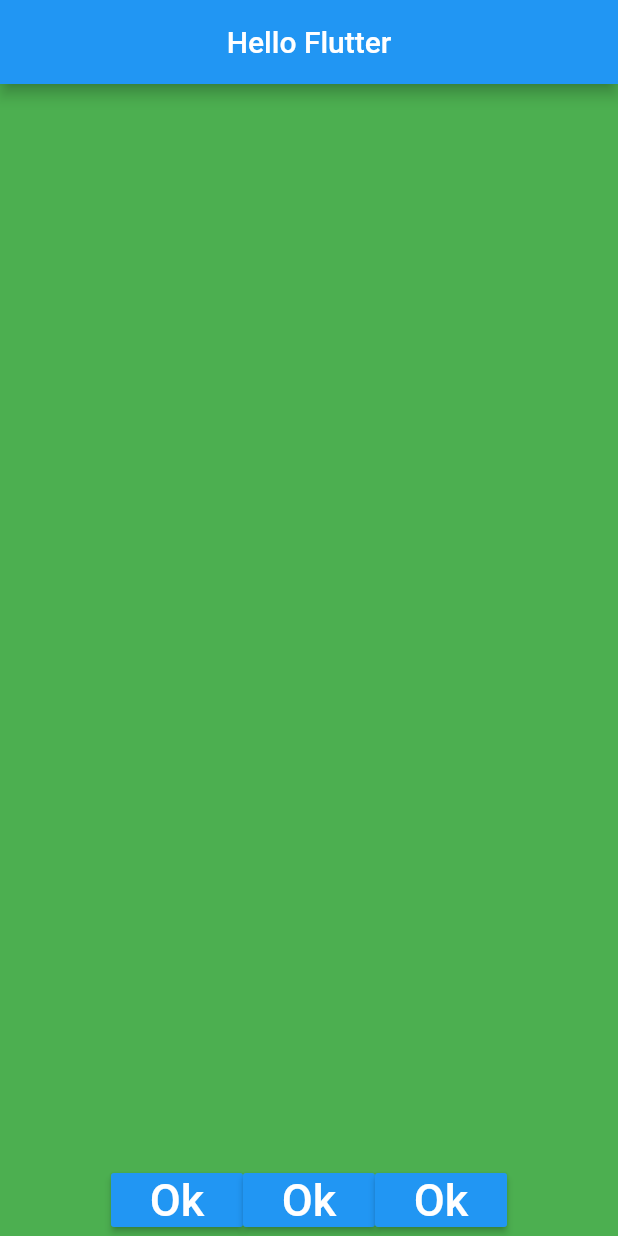
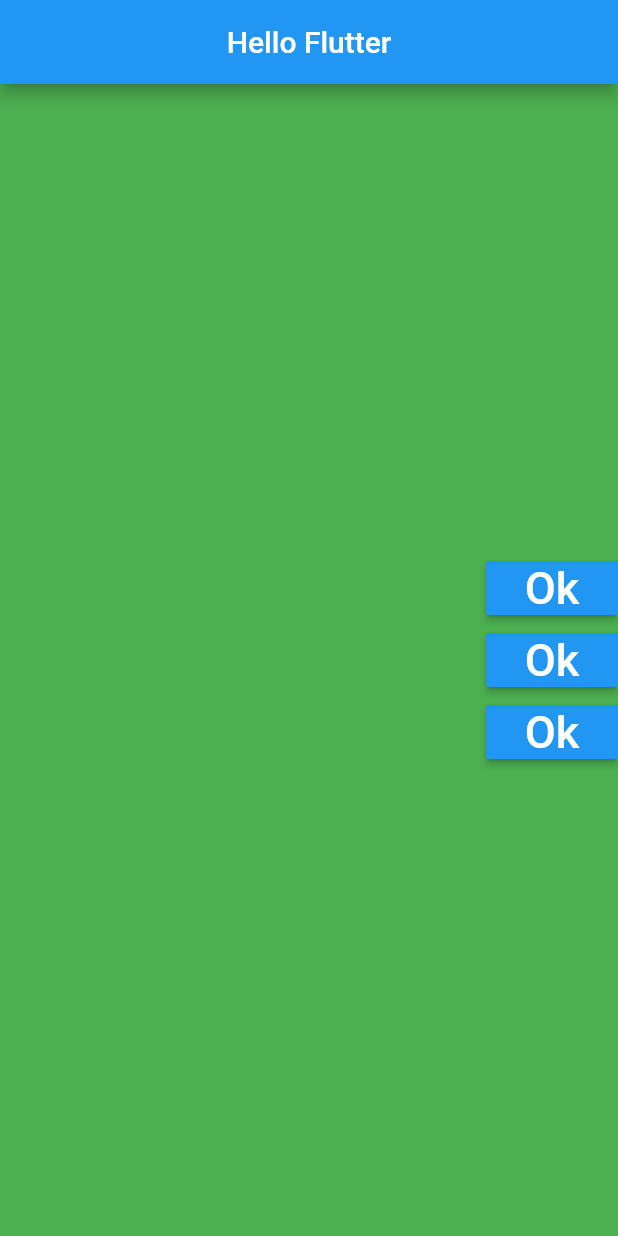
Before and after one commit to eduardoldk-hub/flutteressencial, a Flutter app: the screen it shows after launch, on a phone screen of 412 x 824 dp. Run offline on Flutter 3.47's test engine with Material 2 defaults, Android fonts, the phone set to English and light mode, and no system bars.

Commit message:
para mecher com a largura deve se trocar o width que funciona com os mesmos parametros para main e cross axisalignment

```diff
--- a/flutter_app_demo/lib/home_page.dart
+++ b/flutter_app_demo/lib/home_page.dart
@@ -22,11 +22,11 @@ _body(context) {
   Size size = MediaQuery.of(context).size;
 
   return Container(
-    height: size.height,
+    width: size.width,
     color: Colors.green,
 //    In the child bellow i can set a SizedBox.expand ho aloud the image fill
 //    the hole white space on the screen
-    child: Row(
+    child: Column(
       mainAxisAlignment: MainAxisAlignment.center,
       crossAxisAlignment: CrossAxisAlignment.end,
       children: <Widget>[
```
